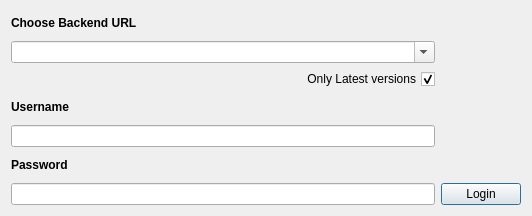
Before: the Qt Designer form login_dialog.ui in Open-EO/openeo-qgis-plugin, drawn with Qt 5.
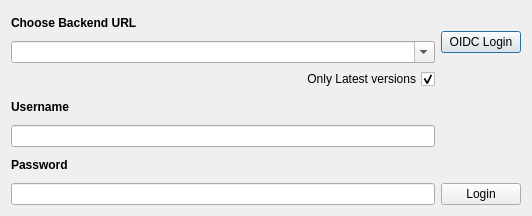
After: the same form once the commit is applied. Icons and pictures are not drawn.

Commit message: feat: implement openid connect login with browser prompt

The edit to the form file:
```diff
--- a/login_dialog.ui
+++ b/login_dialog.ui
@@ -117,6 +117,13 @@
        </property>
       </widget>
      </item>
+     <item>
+      <widget class="QPushButton" name="oidc_loginButton">
+       <property name="text">
+        <string>OIDC Login</string>
+       </property>
+      </widget>
+     </item>
      <item>
       <spacer name="verticalSpacer">
        <property name="orientation">
```
Left out of the diff: 8 changed lines with no effect on the pictures. The commit also changes 3 other files.
